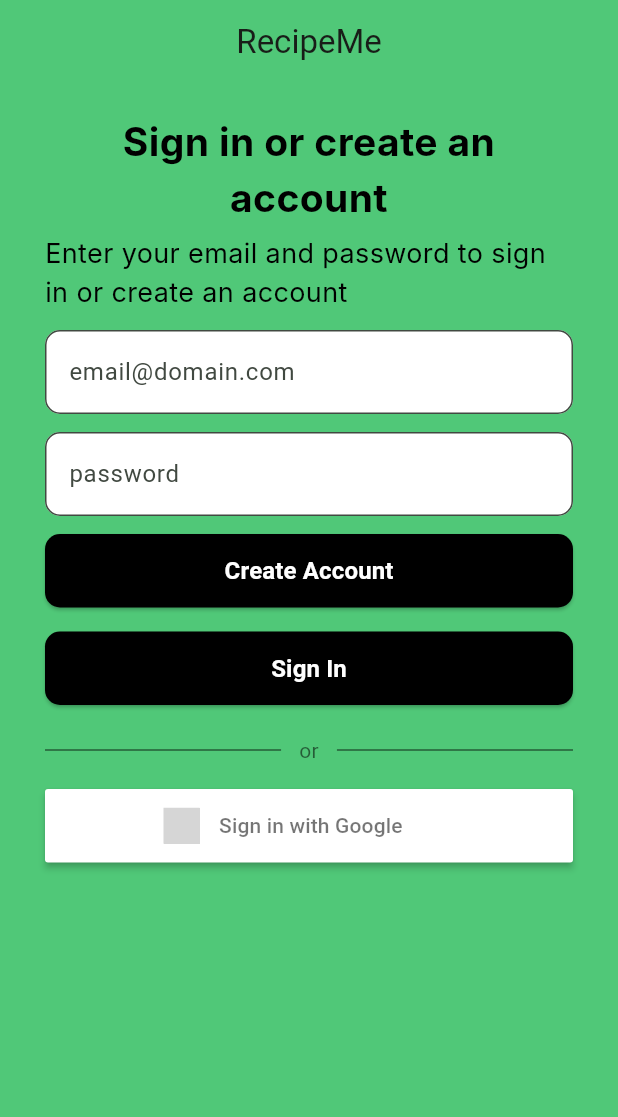
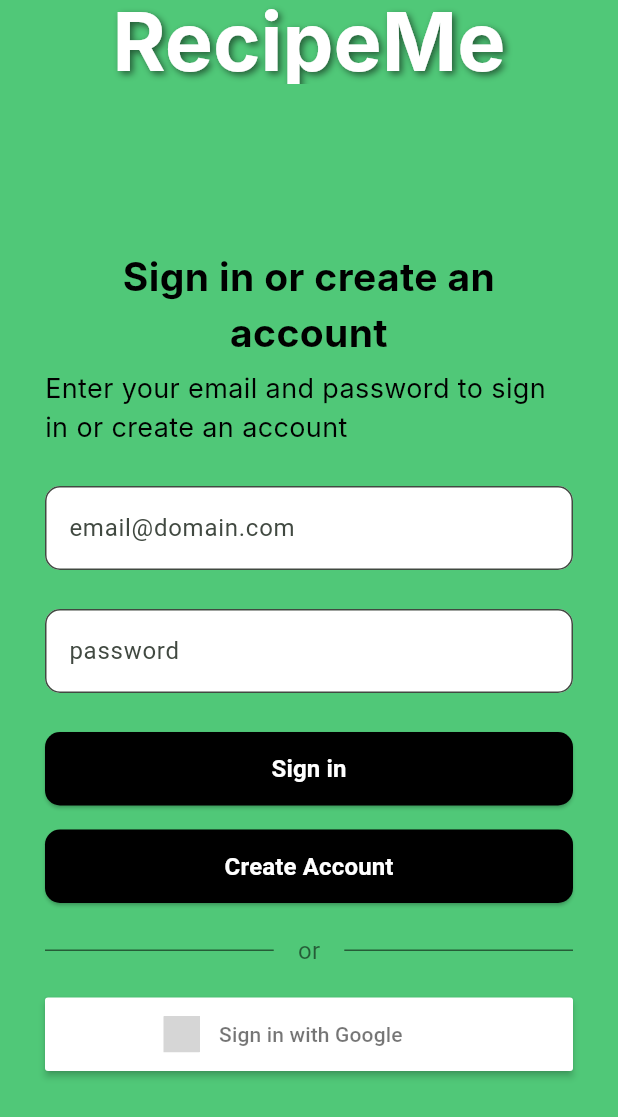
Before and after one commit to ahmedamrou1/RecipeMe, a Flutter app: the LoginPage screen opened directly, on a phone screen of 412 x 824 dp. Shown: the top 1117 px of the screen. Run offline on Flutter 3.47's test engine with Material 3 defaults, Android fonts, the phone set to English and light mode, and no system bars; our stand-ins replace firebase_auth, firebase_core, flutter_signin_button, google_sign_in; accounts and stored records are empty; Roboto replaces fonts that are missing (Inter); grey boxes are pictures that could not be loaded.

Commit message:
Revert "fixed overflow"
This reverts commit 11bb8ef5159824a9120e090365dd84454b2ed845.

```diff
--- a/lib/auth_screen.dart
+++ b/lib/auth_screen.dart
@@ -29,23 +29,35 @@ class _LoginPageState extends State<LoginPage> {
   @override
   Widget build(BuildContext context) {
     return Scaffold(
-      // allow the scaffold to resize when keyboard appears
-      resizeToAvoidBottomInset: true,
       appBar: AppBar(
         title: const Text(
           'RecipeMe',
+          style: TextStyle(
+            fontFamily: 'Inter',
+            fontWeight: FontWeight.bold,
+            fontSize: 54,
+            color: Colors.white,
+            shadows: [
+              Shadow(
+                offset: Offset(2, 2),
+                blurRadius: 6.0,
+                color: Colors.black54,
+              )
+            ]
+          ),
         ),
         centerTitle: true,
         backgroundColor: Colors.transparent,
         elevation: 0,
       ),
       backgroundColor: const Color(0xFF50C878),
-      body: SafeArea(
-        child: SingleChildScrollView(
-          // include viewInsets.bottom so content lifts above keyboard
-          padding: EdgeInsets.fromLTRB(30, 20, 30, 20 + MediaQuery.of(context).viewInsets.bottom),
+      body: Center(
+        child: Padding(
+          padding: const EdgeInsets.all(30.0),
+          child: Form(
+            key: _formKey,
             child: Column(
-            mainAxisSize: MainAxisSize.min,
+              mainAxisAlignment: MainAxisAlignment.center,
               children: [
                 const Text(
                   'Sign in or create an account',
@@ -66,7 +78,7 @@ class _LoginPageState extends State<LoginPage> {
                     color: Colors.black,
                   ),
                 ),
-              const SizedBox(height: 12),
+                const SizedBox(height: 26),
 
                 // Email field
                 TextFormField(
@@ -90,7 +102,7 @@ class _LoginPageState extends State<LoginPage> {
                     return null;
                   },
                 ),
-              const SizedBox(height: 12),
+                const SizedBox(height: 26),
 
                 // Password field
                 TextFormField(
@@ -114,9 +126,67 @@ class _LoginPageState extends State<LoginPage> {
                     return null;
                   },
                 ),
-              const SizedBox(height: 12),
+                const SizedBox(height: 26),
 
-              // first button (create account / sign in)
+                // Sign In button
+                SizedBox(
+                  width: double.infinity,
+                  height: 49,
+                  child: ElevatedButton(
+                    onPressed: () async {
+                      if (_formKey.currentState!.validate()) {
+                        try {
+                          final credential = await FirebaseAuth.instance.signInWithEmailAndPassword(
+                            email: _emailController.text,
+                            password: _passwordController.text,
+                          );
+                          if (context.mounted) {
+                            ScaffoldMessenger.of(context).showSnackBar(
+                              const SnackBar(
+                                content: Text('Signed in successfully!'),
+                                backgroundColor: Colors.green,
+                              ),
+                            );
+                            // TODO: Navigate to profile setup
+                          }
+                        } on FirebaseAuthException catch (e) {
+                          print(e.code);
+                          String errorMessage = 'An error occurred';
+                          if (e.code == 'invalid-credential') {
+                            errorMessage = 'Email or password invalid. Please try again.';
+                          }
+                          if (context.mounted) {
+                            ScaffoldMessenger.of(context).showSnackBar(
+                              SnackBar(
+                                content: Text(errorMessage),
+                                backgroundColor: Colors.red,
+                              ),
+                            );
+                          }
+                        }
+                      }
+                    },
+                    style: ElevatedButton.styleFrom(
+                      backgroundColor: Colors.black,
+                      shape: RoundedRectangleBorder(
+                        borderRadius: BorderRadius.circular(10),
+                      ),
+                    ),
+                    child: const Text(
+                      'Sign in',
+                      style: TextStyle(
+                        color: Colors.white,
+                        fontSize: 16,
+                        fontWeight: FontWeight.bold,
+                      ),
+                    ),
+                  ),
+                ),
+
+                // Add padding between buttons
+                const SizedBox(height: 16),
+
+                // Second button
                 SizedBox(
                   width: double.infinity,
                   height: 49,
@@ -172,80 +242,39 @@ class _LoginPageState extends State<LoginPage> {
                   ),
                 ),
 
-              const SizedBox(height: 16), // space between buttons
+                const SizedBox(height: 20),
 
-              // second button (another action)
-              SizedBox(
-                width: double.infinity,
-                height: 49,
-                child: ElevatedButton(
-                  onPressed: () async {
-                    if (_formKey.currentState!.validate()) {
-                      try {
-                        final credential = await FirebaseAuth.instance.signInWithEmailAndPassword(
-                          email: _emailController.text,
-                          password: _passwordController.text,
-                        );
-                        if (context.mounted) {
-                          ScaffoldMessenger.of(context).showSnackBar(
-                            const SnackBar(
-                              content: Text('Signed in successfully!'),
-                              backgroundColor: Colors.green,
-                            ),
-                          );
-                          // TODO: Navigate to profile setup
-                        }
-                      } on FirebaseAuthException catch (e) {
-                        print(e.code);
-                        String errorMessage = 'An error occurred';
-                        if (e.code == 'invalid-credential') {
-                          errorMessage = 'Email or password invalid. Please try again.';
-                        }
-                        if (context.mounted) {
-                          ScaffoldMessenger.of(context).showSnackBar(
-                            SnackBar(
-                              content: Text(errorMessage),
-                              backgroundColor: Colors.red,
-                            ),
-                          );
-                        }
-                      }
-                    }
-                  },
-                  style: ElevatedButton.styleFrom(
-                    backgroundColor: Colors.black,
-                    shape: RoundedRectangleBorder(
-                      borderRadius: BorderRadius.circular(10),
+                // Horizontal divider with "or" text
+                Row(
+                  children: const [
+                    Expanded(
+                      child: Divider(
+                        thickness: 1,
+                        color: Colors.black54,
                       ),
                     ),
-                  child: const Text(
-                    'Sign In',
+                    Padding(
+                      padding: EdgeInsets.symmetric(horizontal: 16),
+                      child: Text(
+                        'or',
                         style: TextStyle(
-                      color: Colors.white,
+                          color: Colors.black54,
                           fontSize: 16,
-                      fontWeight: FontWeight.bold,
                         ),
                       ),
                     ),
+                    Expanded(
+                      child: Divider(
+                        thickness: 1,
+                        color: Colors.black54,
+                      ),
+                    ),
+                  ],
                 ),
 
                 const SizedBox(height: 20),
 
-              // horizontal divider with "or"
-              Row(
-                children: const [
-                  Expanded(child: Divider(thickness: 1, color: Colors.black54)),
-                  Padding(
-                    padding: EdgeInsets.symmetric(horizontal: 12),
-                    child: Text('or', style: TextStyle(color: Colors.black54)),
-                  ),
-                  Expanded(child: Divider(thickness: 1, color: Colors.black54)),
-                ],
-              ),
-
-              const SizedBox(height: 16),
-
-              // Google Sign-In button sized to match others
+                // Google Sign In button
                 SizedBox(
                   width: double.infinity,
                   height: 49,
@@ -254,32 +283,42 @@ class _LoginPageState extends State<LoginPage> {
                     text: "Sign in with Google",
                     onPressed: () async {
                       try {
-                      final googleUser = await _googleSignIn.signIn();
+                        final GoogleSignInAccount? googleUser = await _googleSignIn.signIn();
                         if (googleUser == null) return;
-                      final googleAuth = await googleUser.authentication;
+
+                        final GoogleSignInAuthentication googleAuth = await googleUser.authentication;
                         final credential = GoogleAuthProvider.credential(
                           accessToken: googleAuth.accessToken,
                           idToken: googleAuth.idToken,
                         );
+
                         await FirebaseAuth.instance.signInWithCredential(credential);
+
                         if (context.mounted) {
                           ScaffoldMessenger.of(context).showSnackBar(
-                          const SnackBar(content: Text('Signed in with Google'), backgroundColor: Colors.green),
+                            const SnackBar(
+                              content: Text('Signed in with Google successfully!'),
+                              backgroundColor: Colors.green,
+                            ),
                           );
+                          // TODO: Navigate to profile setup
                         }
                       } catch (e) {
+                        print(e);
                         if (context.mounted) {
                           ScaffoldMessenger.of(context).showSnackBar(
-                          SnackBar(content: Text('Google sign-in failed: $e'), backgroundColor: Colors.red),
+                            const SnackBar(
+                              content: Text('Failed to sign in with Google'),
+                              backgroundColor: Colors.red,
+                            ),
                           );
                         }
                       }
                     },
                   ),
                 ),
-
-              const SizedBox(height: 24),
               ],
+            ),
           ),
         ),
       ),
```
Lines whose indentation alone changed are shown as unchanged.
